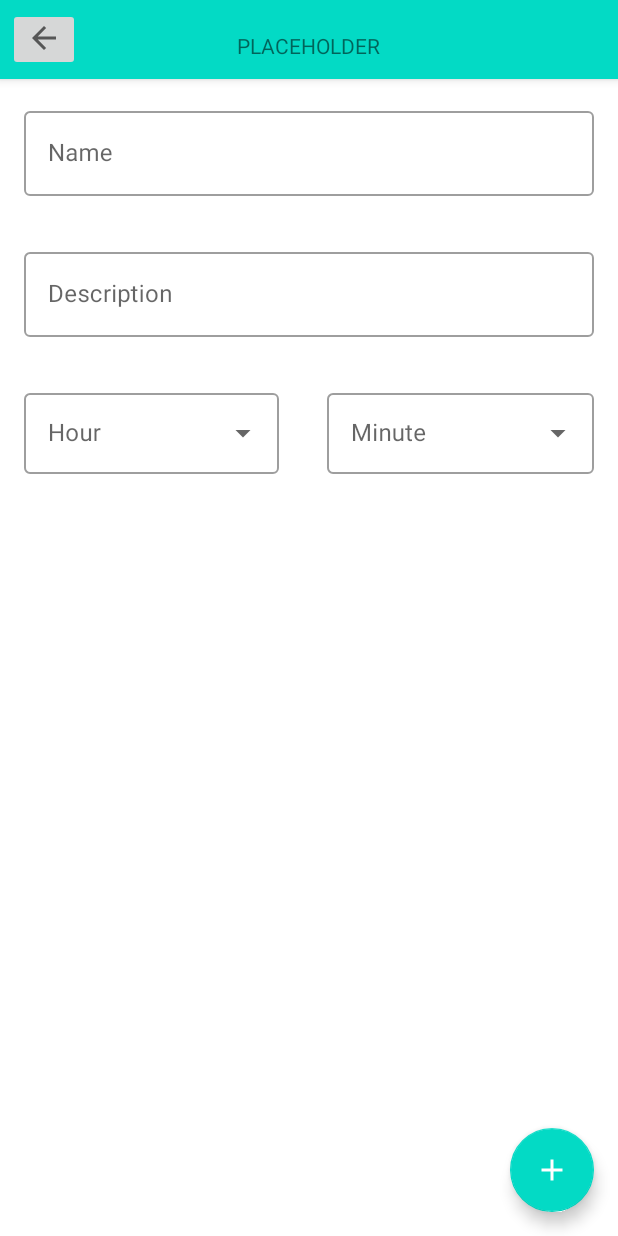
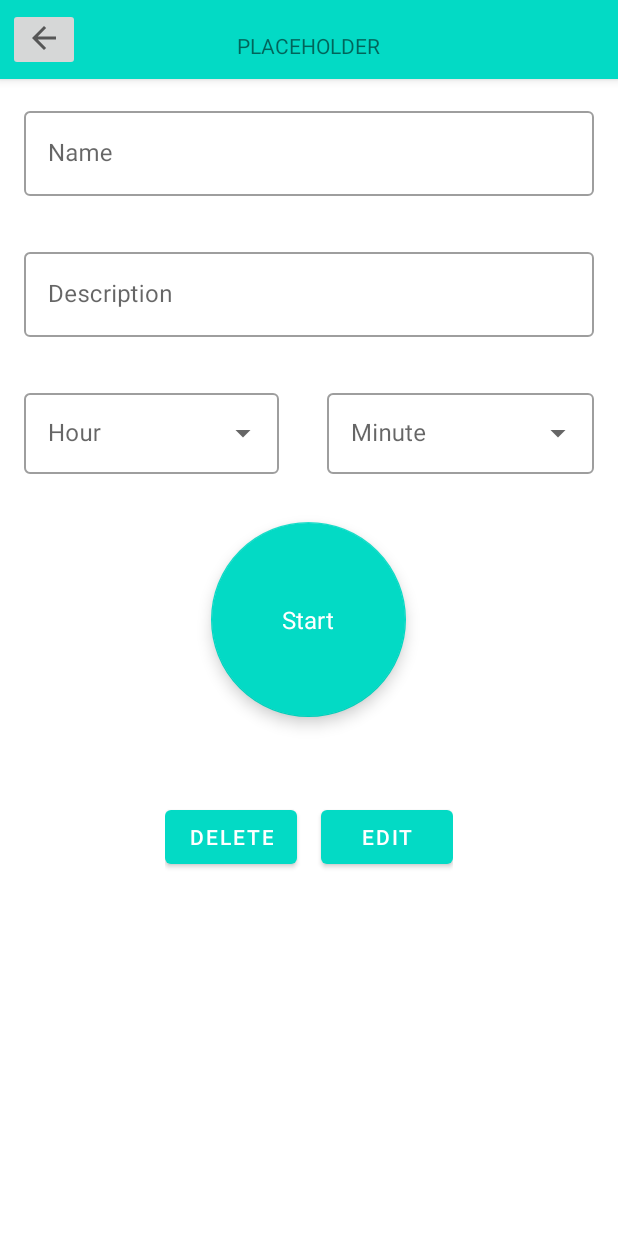
Before and after one commit to Oktawski/tasks-and-habits-android, an Android app: the fragment HabitDetailsFragment placed in its activity, on a phone screen of 412 x 824 dp. Run offline under Robolectric (Android 15) with nearby library versions, the phone set to English and light mode, and no system bars; our stand-ins replace Room's generated code, RxJava.

Commit message:
Habit details UI update

```diff
--- a/app/src/main/java/com/example/tah/ui/habit/HabitDetailsFragment.kt
+++ b/app/src/main/java/com/example/tah/ui/habit/HabitDetailsFragment.kt
@@ -5,10 +5,7 @@ import android.util.Log
 import android.view.LayoutInflater
 import android.view.View
 import android.view.ViewGroup
-import android.widget.ArrayAdapter
-import android.widget.AutoCompleteTextView
-import android.widget.EditText
-import android.widget.Toast
+import android.widget.*
 import androidx.fragment.app.Fragment
 import androidx.lifecycle.ViewModelProvider
 import com.example.tah.R
@@ -16,6 +13,8 @@ import com.example.tah.models.Habit
 import com.example.tah.utilities.ViewHabitTime
 import com.example.tah.utilities.ViewInits
 import com.example.tah.viewModels.HabitViewModel
+import com.google.android.material.button.MaterialButton
+import com.google.android.material.floatingactionbutton.FloatingActionButton
 import com.google.android.material.textfield.TextInputLayout
 import io.reactivex.android.schedulers.AndroidSchedulers
 import io.reactivex.disposables.CompositeDisposable
@@ -28,6 +27,13 @@ class HabitDetailsFragment: Fragment(R.layout.details_habit), ViewInits, ViewHab
     private lateinit var description: EditText
     private lateinit var hoursInput: TextInputLayout
     private lateinit var minutesInput: TextInputLayout
+    private lateinit var startFab: FloatingActionButton
+    private lateinit var deleteEditLayout: LinearLayout
+    private lateinit var cancelSaveLayout: LinearLayout
+    private lateinit var deleteButton: MaterialButton
+    private lateinit var editButton: MaterialButton
+    private lateinit var cancelButton: MaterialButton
+    private lateinit var saveButton: MaterialButton
 
     private var habitId: Long? = -1L
 
@@ -43,8 +49,6 @@ class HabitDetailsFragment: Fragment(R.layout.details_habit), ViewInits, ViewHab
             return fragment
         }
     }
-
-    private val TAG = "DETAILS FRAGMENT"
 
     override fun onCreate(savedInstanceState: Bundle?) {
         super.onCreate(savedInstanceState)
@@ -64,6 +68,14 @@ class HabitDetailsFragment: Fragment(R.layout.details_habit), ViewInits, ViewHab
         description = view.findViewById(R.id.description)
         hoursInput = view.findViewById(R.id.hours_layout)
         minutesInput = view.findViewById(R.id.minutes_layout)
+        startFab = view.findViewById(R.id.fab_start)
+        deleteEditLayout = view.findViewById(R.id.delete_edit_layout)
+        cancelSaveLayout = view.findViewById(R.id.cancel_save_layout)
+        deleteButton = view.findViewById(R.id.delete_button)
+        editButton = view.findViewById(R.id.edit_button)
+        cancelButton = view.findViewById(R.id.cancel_button)
+        saveButton = view.findViewById(R.id.save_button)
+
 
         return view
     }
@@ -73,8 +85,15 @@ class HabitDetailsFragment: Fragment(R.layout.details_habit), ViewInits, ViewHab
 
         getHabit()
         initSpinnerAdapters()
+        initOnClickListeners()
 
         // TODO add edit button to enable editing, default should be uneditable
+    }
+
+    override fun onResume() {
+        super.onResume()
+        deleteEditLayout.visibility = View.VISIBLE
+        cancelSaveLayout.visibility = View.GONE
     }
 
     private fun getHabit(){
@@ -86,17 +105,19 @@ class HabitDetailsFragment: Fragment(R.layout.details_habit), ViewInits, ViewHab
     }
 
     private fun inflateViews(it: Habit){
-        Log.i("NAME", "onViewCreated: ${it.name}")
         name.setText(it.name)
         description.setText(it.description)
-        var timeMap = getTimeStrings(it.sessionLength)
+        val timeMap = getTimeStrings(it.sessionLength)
         (hoursInput.editText as AutoCompleteTextView).setText(timeMap["Hours"])
         (minutesInput.editText as AutoCompleteTextView).setText(timeMap["Minutes"])
     }
 
     override fun initOnClickListeners() {
-        TODO("Not yet implemented")
+        editButton.setOnClickListener { setEditableView() }
+        cancelButton.setOnClickListener { setNotEditableView() }
+
     }
+
 
     override fun initViewModelObservables() {
         TODO("Not yet implemented")
@@ -117,4 +138,14 @@ class HabitDetailsFragment: Fragment(R.layout.details_habit), ViewInits, ViewHab
             (layout.editText as AutoCompleteTextView).setAdapter(adapter)
         }
     }
+
+    private fun setEditableView(){
+        this.deleteEditLayout.visibility = View.GONE
+        this.cancelSaveLayout.visibility = View.VISIBLE
+    }
+
+    private fun setNotEditableView(){
+        this.deleteEditLayout.visibility= View.VISIBLE
+        this.cancelSaveLayout.visibility = View.GONE
+    }
 }
--- a/app/src/main/res/layout/details_habit.xml
+++ b/app/src/main/res/layout/details_habit.xml
@@ -16,7 +16,7 @@
         <RelativeLayout
             android:id="@+id/parentRelative"
             android:layout_width="match_parent"
-            android:layout_height="wrap_content">
+            android:layout_height="match_parent">
 
             <com.google.android.material.textfield.TextInputLayout
                 android:id="@+id/name_layout"
@@ -51,6 +51,7 @@
             </com.google.android.material.textfield.TextInputLayout>
 
             <LinearLayout
+                android:id="@+id/time_layout"
                 android:layout_width="match_parent"
                 android:layout_height="wrap_content"
                 android:layout_below="@id/description_layout"
@@ -88,21 +89,74 @@
                         android:inputType="none"
                         android:padding="16dp"/>
                 </com.google.android.material.textfield.TextInputLayout>
+            </LinearLayout>
 
+            <com.google.android.material.floatingactionbutton.FloatingActionButton
+                android:id="@+id/fab_start"
+                android:layout_width="130dp"
+                android:layout_height="130dp"
+                android:layout_margin="@dimen/fab_margin"
+                android:layout_below="@id/time_layout"
+                android:layout_centerHorizontal="true"/>
+
+            <LinearLayout
+                android:id="@+id/delete_edit_layout"
+                android:layout_width="wrap_content"
+                android:layout_height="wrap_content"
+                android:orientation="horizontal"
+                android:layout_centerHorizontal="true"
+                android:layout_below="@id/fab_start"
+                android:layout_marginTop="40dp">
+
+                <com.google.android.material.button.MaterialButton
+                    android:id="@+id/delete_button"
+                    android:layout_width="wrap_content"
+                    android:layout_height="wrap_content"
+                    android:text="@string/delete"
+                    android:layout_marginRight="@dimen/text_margin"/>
+
+                <com.google.android.material.button.MaterialButton
+                    android:id="@+id/edit_button"
+                    android:layout_width="wrap_content"
+                    android:layout_height="wrap_content"
+                    android:text="@string/edit"/>
+
+            </LinearLayout>
+
+            <LinearLayout
+                android:id="@+id/cancel_save_layout"
+                android:layout_width="wrap_content"
+                android:layout_height="wrap_content"
+                android:orientation="horizontal"
+                android:layout_centerHorizontal="true"
+                android:layout_below="@id/fab_start"
+                android:layout_marginTop="40dp"
+                android:visibility="gone">
+
+                <com.google.android.material.button.MaterialButton
+                    android:id="@+id/cancel_button"
+                    android:layout_width="wrap_content"
+                    android:layout_height="wrap_content"
+                    android:text="@string/cancel"
+                    android:layout_marginRight="@dimen/text_margin"/>
+
+                <com.google.android.material.button.MaterialButton
+                    android:id="@+id/save_button"
+                    android:layout_width="wrap_content"
+                    android:layout_height="wrap_content"
+                    android:text="@string/save"/>
             </LinearLayout>
         </RelativeLayout>
 
     </ScrollView>
 
-    <com.google.android.material.floatingactionbutton.FloatingActionButton
-        android:id="@+id/fab_add"
-        android:layout_width="match_parent"
+    <TextView
+        android:layout_width="wrap_content"
         android:layout_height="wrap_content"
-        android:layout_alignParentEnd="true"
-        android:layout_alignParentRight="true"
-        android:layout_margin="@dimen/fab_margin"
-        app:layout_anchorGravity="end|bottom"
-        app:layout_anchor="@id/scrollView"
-        android:src="@drawable/ic_add_24px"/>
+        android:text="@string/start"
+        android:textSize="16dp"
+        app:layout_anchor="@id/fab_start"
+        android:textColor="@color/white"
+        app:layout_anchorGravity="center"/>
 
 </androidx.coordinatorlayout.widget.CoordinatorLayout>
--- a/app/src/main/res/values/strings.xml
+++ b/app/src/main/res/values/strings.xml
@@ -9,7 +9,10 @@
 
     <string name="add">Add</string>
     <string name="delete">Delete</string>
+    <string name="edit">Edit</string>
+    <string name="cancel">Cancel</string>
     <string name="save">Save</string>
+    <string name="start">Start</string>
 
     <string name="name">Name</string>
     <string name="description">Description</string>
```
